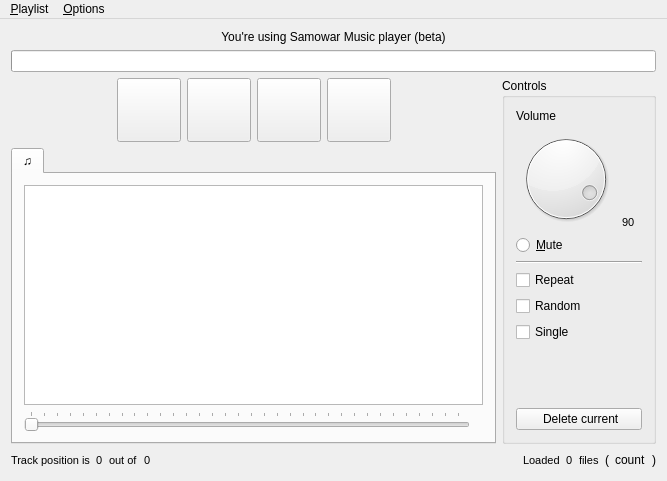
First picture: the form in mainwindow.ui, repository flyboy14/SamowarMP, before the edit.
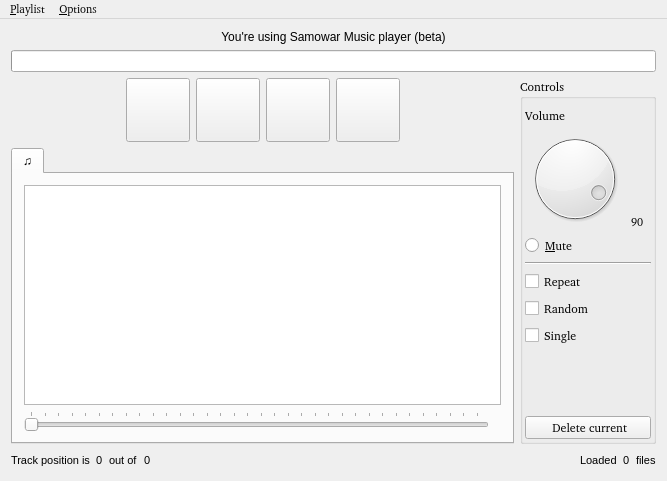
Second picture: the form after the edit. Icons and pictures are not drawn.

Patch:
```diff
--- a/mainwindow.ui
+++ b/mainwindow.ui
@@ -370,6 +370,12 @@
              <layout class="QGridLayout" name="playlist_layout">
               <item row="1" column="1">
                <widget class="QLabel" name="labelDuration">
+                <property name="font">
+                 <font>
+                  <family>Fixed [Misc]</family>
+                  <pointsize>8</pointsize>
+                 </font>
+                </property>
                 <property name="text">
                  <string/>
                 </property>
@@ -516,10 +522,31 @@
       </item>
       <item>
        <widget class="QGroupBox" name="groupBox">
+        <property name="font">
+         <font>
+          <family>Fixed [Misc]</family>
+          <pointsize>9</pointsize>
+         </font>
+        </property>
         <property name="title">
          <string>Controls</string>
         </property>
         <layout class="QGridLayout" name="gridLayout">
+         <property name="leftMargin">
+          <number>2</number>
+         </property>
+         <property name="topMargin">
+          <number>9</number>
+         </property>
+         <property name="rightMargin">
+          <number>2</number>
+         </property>
+         <property name="bottomMargin">
+          <number>2</number>
+         </property>
+         <property name="horizontalSpacing">
+          <number>6</number>
+         </property>
          <item row="0" column="0">
           <layout class="QVBoxLayout" name="controls_layout">
            <item>
@@ -890,33 +917,6 @@
         </property>
        </widget>
       </item>
-      <item>
-       <widget class="QLabel" name="label_lbr">
-        <property name="text">
-         <string>(</string>
-        </property>
-       </widget>
-      </item>
-      <item>
-       <widget class="QLabel" name="label_count">
-        <property name="text">
-         <string>count</string>
-        </property>
-       </widget>
-      </item>
-      <item>
-       <widget class="QLabel" name="label_rbr">
-        <property name="enabled">
-         <bool>true</bool>
-        </property>
-        <property name="cursor">
-         <cursorShape>ArrowCursor</cursorShape>
-        </property>
-        <property name="text">
-         <string>)</string>
-        </property>
-       </widget>
-      </item>
      </layout>
     </item>
    </layout>
@@ -927,9 +927,15 @@
      <x>0</x>
      <y>0</y>
      <width>667</width>
-     <height>18</height>
+     <height>23</height>
     </rect>
    </property>
+   <property name="font">
+    <font>
+     <family>Fixed [Misc]</family>
+     <pointsize>8</pointsize>
+    </font>
+   </property>
    <widget class="QMenu" name="menuOptions">
     <property name="minimumSize">
      <size>
@@ -937,6 +943,12 @@
       <height>0</height>
      </size>
     </property>
+    <property name="font">
+     <font>
+      <family>Fixed [Misc]</family>
+      <pointsize>8</pointsize>
+     </font>
+    </property>
     <property name="title">
      <string>&amp;Playlist</string>
     </property>
@@ -948,6 +960,12 @@
     <addaction name="actionClear_playlist"/>
    </widget>
    <widget class="QMenu" name="menuDonate">
+    <property name="font">
+     <font>
+      <family>Fixed [Misc]</family>
+      <pointsize>8</pointsize>
+     </font>
+    </property>
     <property name="title">
      <string>&amp;Options</string>
     </property>
```
Left out of the diff: 94 changed lines with no effect on the pictures.
